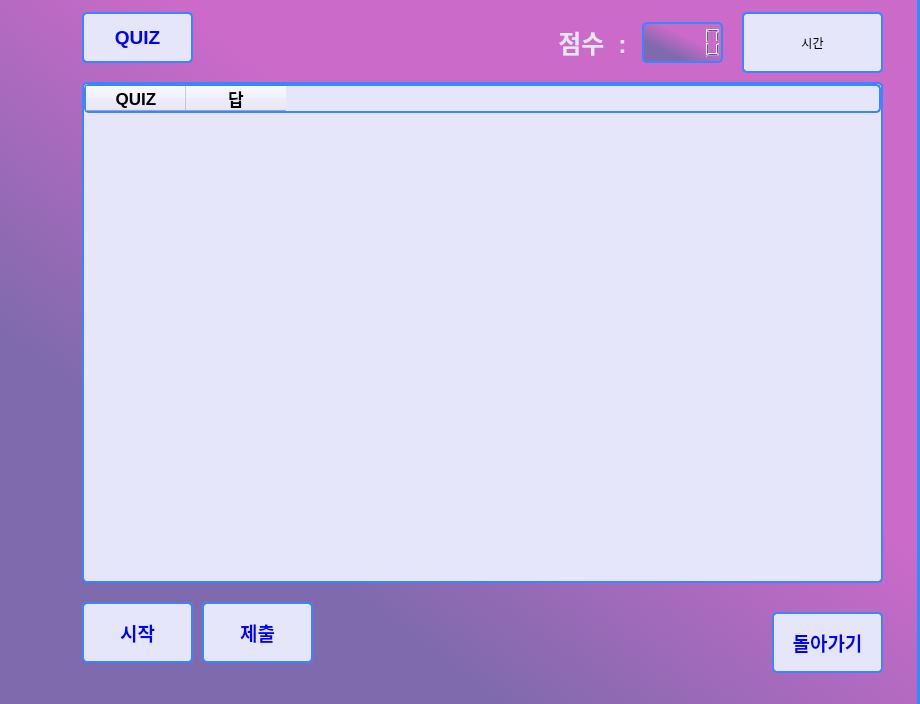
This is student.ui in imgeunyeong/IOT-AI-project as Qt 5 draws it before an edit. The edited form follows.
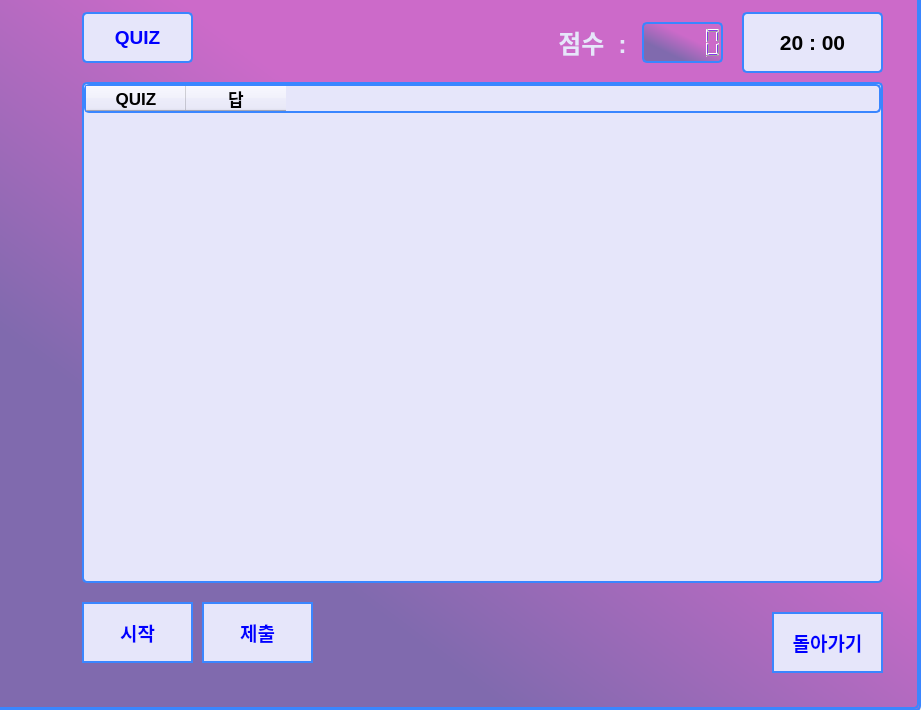
This is the edited form. The open tabs and pages were chosen to show the change.

Commit message: ui 기능 추가

The edit to the form file:
```diff
--- a/student.ui
+++ b/student.ui
@@ -6,8 +6,8 @@
    <rect>
     <x>0</x>
     <y>0</y>
-    <width>920</width>
-    <height>704</height>
+    <width>921</width>
+    <height>710</height>
    </rect>
   </property>
   <property name="windowTitle">
@@ -391,8 +391,13 @@
        </font>
       </property>
       <property name="styleSheet">
-       <string notr="true">color:blue;
-background-color:lavender;</string>
+       <string notr="true">QPushButton{color:blue;
+background-color:lavender;border-radius: 40px;}
+
+QPushButton:hover 
+{
+background-color : skyblue;border-radius: 20px;
+}</string>
       </property>
       <property name="text">
        <string>돌아가기</string>
@@ -493,8 +498,13 @@
        </font>
       </property>
       <property name="styleSheet">
-       <string notr="true">color:blue;
-background-color:lavender;</string>
+       <string notr="true">QPushButton{color:blue;
+background-color:lavender;border-radius: 40px;}
+
+QPushButton:hover 
+{
+background-color : skyblue;border-radius: 20px;
+}</string>
       </property>
       <property name="text">
        <string>제출</string>
@@ -509,12 +519,19 @@
         <height>61</height>
        </rect>
       </property>
+      <property name="font">
+       <font>
+        <pointsize>16</pointsize>
+        <weight>75</weight>
+        <bold>true</bold>
+       </font>
+      </property>
       <property name="styleSheet">
        <string notr="true">color:black;
 background-color:lavender;</string>
       </property>
       <property name="text">
-       <string>시간</string>
+       <string>20 : 00</string>
       </property>
       <property name="alignment">
        <set>Qt::AlignCenter</set>
@@ -537,8 +554,13 @@
        </font>
       </property>
       <property name="styleSheet">
-       <string notr="true">color:blue;
-background-color:lavender;</string>
+       <string notr="true">QPushButton{color:blue;
+background-color:lavender;border-radius: 40px;}
+
+QPushButton:hover 
+{
+background-color : skyblue;border-radius: 20px;
+}</string>
       </property>
       <property name="text">
        <string>시작</string>
```
Left out of the diff: 119 changed lines with no effect on the pictures.
